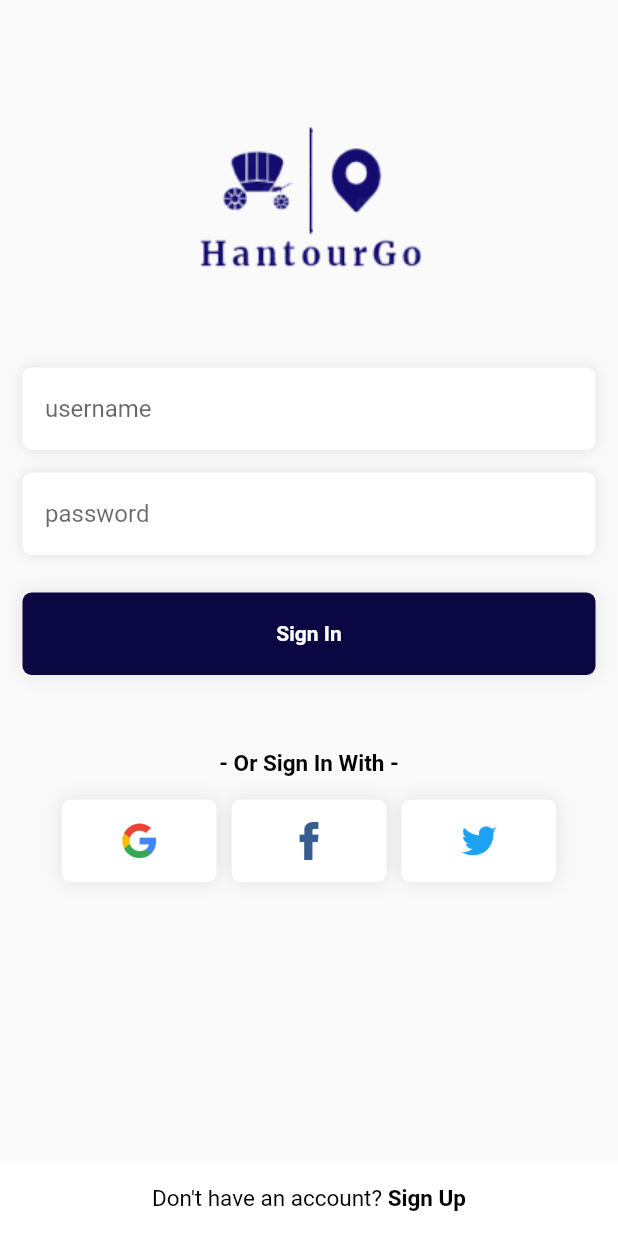
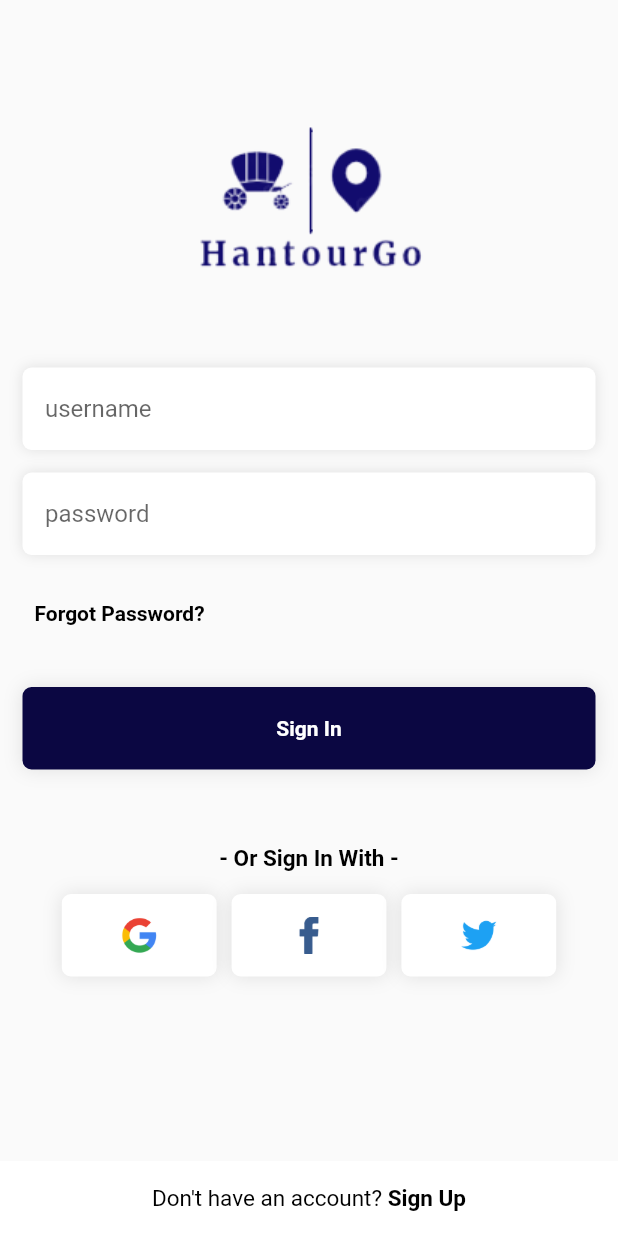
Before and after one commit to Graduation-project-fci/hantour-last-version, a Flutter app: the screen it shows after launch, on a phone screen of 412 x 824 dp. Run offline on Flutter 3.47's test engine with Material 2 defaults, Android fonts, the phone set to English and light mode, and no system bars; our stand-ins replace awesome_notifications, cloud_firestore, firebase_auth, firebase_core, firebase_database, firebase_messaging and 11 more; missing offline and left inert: geoflutterfire2, profile, ticket_widget; accounts and stored records are empty.

Commit message:
forgot password

```diff
--- a/lib/main.dart
+++ b/lib/main.dart
@@ -57,7 +57,7 @@
   Widget build(BuildContext context) {
     return GetMaterialApp(
       debugShowCheckedModeBanner: false,
-      home: loginpage(),
+      home: fpage(),
       routes: {
         "SplashScreen": (context) => fpage(),
         'wallet': (context) => mywallet(),
@@ -78,7 +78,6 @@
         'id': (context) => nationalID(),
         'rating': (context) => rating(),
         'signupDriver': (context) => signupscreenDriver(),
-
       },
     );
   }
--- a/lib/screens/loginpage.dart
+++ b/lib/screens/loginpage.dart
@@ -7,7 +7,7 @@
 import 'package:hantourgo/screens/registerationScreens/selectPag.dart';
 import 'package:hantourgo/sendNotification/SenderActor.dart';
 import 'package:hantourgo/sendNotification/firebaseFunction.dart';
-
+import 'package:hantourgo/forgetPassword/enterphone.dart';
 import '../button.dart';
 import '../customloginButton/costumloginbutton.dart';
 import '../homepage2.dart';
@@ -129,7 +129,26 @@
                     ),
                   ),
                 ),
-
+                SizedBox(height: 15.0),
+                TextButton(
+                  onPressed: () {
+                    Navigator.push(
+                      context,
+                      MaterialPageRoute(
+                          builder: (context) => EnterPhoneForgetPassword()),
+                    );
+                  },
+                  child: Container(
+                    alignment: Alignment.centerLeft,
+                    child: Text(
+                      'Forgot Password?',
+                      style: TextStyle(
+                        color: Colors.black,
+                        fontWeight: FontWeight.bold,
+                      ),
+                    ),
+                  ),
+                ),
                 const SizedBox(height: 25),
 
                 // Costumbuttonforlogin('login', 'Home', username!, password!,
```
Also changed, not shown: lib/forgetPassword/enterphone.dart (+6 -6 lines), lib/screens/registerationScreens/basic_info.dart (+29 -1 lines), pubspec.lock.
